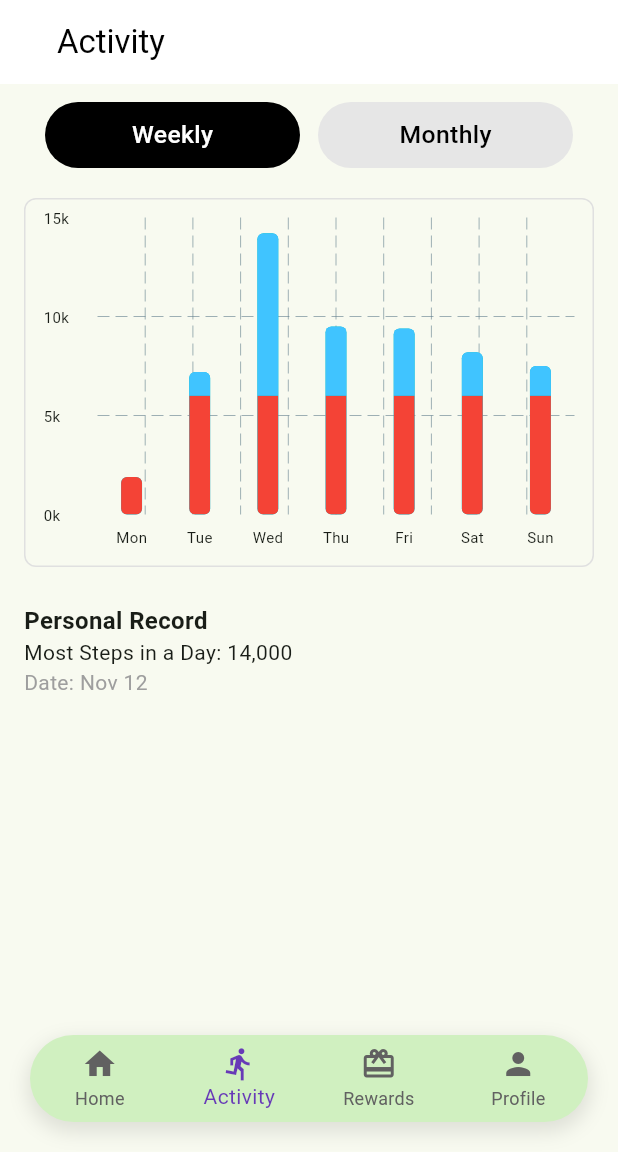
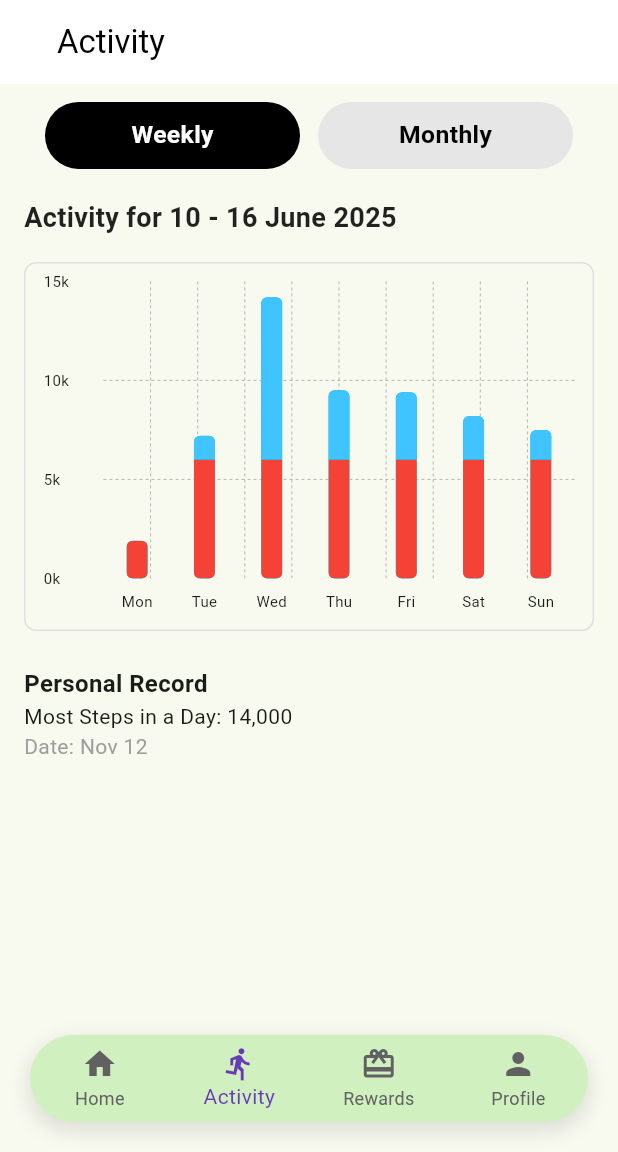
Before and after one commit to AceAsif/Steps4Perks-app, a Flutter app: the screen it shows after launch, item 2 of the bottom bar chosen, on a phone screen of 412 x 824 dp, the part 84-1236 px from its top. Run offline on Flutter 3.47's test engine with Material 3 defaults, Android fonts, the phone set to English and light mode, and no system bars; drawn by our look-alikes of fl_chart; our stand-ins replace syncfusion_flutter_gauges.

Commit message:
Made the activity page responsive.

```diff
--- a/lib/features/step_bar_chart.dart
+++ b/lib/features/step_bar_chart.dart
@@ -4,11 +4,13 @@ import 'package:fl_chart/fl_chart.dart';
 class StepsBarChart extends StatefulWidget {
   final List<String> labels; // Expecting: ['Mon', 'Tue', ..., 'Sun']
   final List<double> stepValues;
+  final String dateRange; // New property for the date range text
 
   const StepsBarChart({
     Key? key,
     required this.labels,
     required this.stepValues,
+    required this.dateRange, // Make it required
   }) : super(key: key);
 
   @override
@@ -18,14 +20,50 @@ class StepsBarChart extends StatefulWidget {
 class _StepsBarChartState extends State<StepsBarChart> {
   @override
   Widget build(BuildContext context) {
-    final maxSteps = widget.stepValues.reduce((a, b) => a > b ? a : b);
-    final maxY = (maxSteps <= 15000 ? 15000 : (maxSteps * 1.2)).clamp(0, 20000).toDouble();
+    // Calculate max steps to determine the Y-axis range
+    final double maxSteps = widget.stepValues.isNotEmpty
+        ? widget.stepValues.reduce((a, b) => a > b ? a : b)
+        : 1000.0; // Default if no step values
+
+    // Determine maxY for the chart.
+    double calculatedMaxY;
+    if (maxSteps < 5000) {
+      calculatedMaxY = 5000;
+    } else if (maxSteps < 10000) {
+      calculatedMaxY = 10000;
+    } else if (maxSteps < 15000) {
+      calculatedMaxY = 15000;
+    } else {
+      // If maxSteps is very high, round up to the nearest 5000 or 10000 multiple
+      calculatedMaxY = (maxSteps * 1.2 / 5000).ceil() * 5000;
+      // Ensure a minimum for very high steps so it's not too cramped
+      if (calculatedMaxY < maxSteps * 1.1) {
+        calculatedMaxY = (maxSteps * 1.1 / 5000).ceil() * 5000;
+      }
+    }
+    final double maxY = calculatedMaxY.clamp(0, 100000).toDouble();
+
+    // Adjust bar width based on number of bars for better spacing in weekly view
+    // For weekly, we generally have 7 bars, so a fixed width of 14 is usually fine.
+    // If you were using this for monthly 'per day' view, you'd make it smaller.
+    const double barWidth = 14;
 
     return Padding(
       padding: const EdgeInsets.symmetric(horizontal: 16.0, vertical: 8.0),
       child: Column(
         crossAxisAlignment: CrossAxisAlignment.start,
         children: [
+          // NEW: Add the date range text here
+          Text(
+            widget.dateRange,
+            style: const TextStyle(
+              fontSize: 18, // Adjust font size as needed
+              fontWeight: FontWeight.bold,
+              color: Colors.black87,
+            ),
+          ),
+          const SizedBox(height: 16), // Add some space below the title
+
           // Container with border and chart
           Container(
             padding: const EdgeInsets.all(12),
@@ -44,6 +82,7 @@ class _StepsBarChartState extends State<StepsBarChart> {
                     bottomTitles: AxisTitles(
                       sideTitles: SideTitles(
                         showTitles: true,
+                        reservedSize: 22,
                         getTitlesWidget: (value, meta) {
                           final index = value.toInt();
                           if (index >= 0 && index < widget.labels.length) {
@@ -63,10 +102,13 @@ class _StepsBarChartState extends State<StepsBarChart> {
                     leftTitles: AxisTitles(
                       sideTitles: SideTitles(
                         showTitles: true,
-                        reservedSize: 36,
+                        reservedSize: 40,
                         getTitlesWidget: (value, _) {
+                          if (value == 0) {
+                            return const Text('0k', style: TextStyle(fontSize: 10));
+                          }
                           if (value % 5000 == 0) {
-                            return Text('${(value / 1000).toStringAsFixed(0)}k',
+                            return Text('${(value / 1000).toInt()}k',
                                 style: const TextStyle(fontSize: 10));
                           }
                           return const SizedBox.shrink();
@@ -76,25 +118,57 @@ class _StepsBarChartState extends State<StepsBarChart> {
                     topTitles: AxisTitles(sideTitles: SideTitles(showTitles: false)),
                     rightTitles: AxisTitles(sideTitles: SideTitles(showTitles: false)),
                   ),
-                  gridData: FlGridData(show: true),
+                  gridData: FlGridData(
+                    show: true,
+                    drawVerticalLine: true,
+                    drawHorizontalLine: true,
+                    getDrawingHorizontalLine: (value) {
+                      if (value % 5000 == 0) {
+                        return const FlLine(
+                          color: Colors.grey,
+                          strokeWidth: 0.5,
+                          dashArray: [2, 2],
+                        );
+                      }
+                      return const FlLine(color: Colors.transparent);
+                    },
+                    getDrawingVerticalLine: (value) {
+                      return const FlLine(
+                        color: Colors.grey,
+                        strokeWidth: 0.5,
+                        dashArray: [2, 2],
+                      );
+                    },
+                  ),
                   borderData: FlBorderData(show: false),
                   barGroups: List.generate(widget.stepValues.length, (index) {
                     final value = widget.stepValues[index];
-                    final base = value.clamp(0, 6000).toDouble();
-                    final above = value > 6000 ? value - 6000 : 0;
+                    final double stepGoalThreshold = 6000.0;
+
+                    List<BarChartRodStackItem> rodStackItems = [];
+
+                    if (value <= stepGoalThreshold) {
+                      rodStackItems.add(
+                        BarChartRodStackItem(0, value, Colors.red),
+                      );
+                    } else {
+                      rodStackItems.add(
+                        BarChartRodStackItem(0, stepGoalThreshold, Colors.red),
+                      );
+                      rodStackItems.add(
+                        BarChartRodStackItem(
+                            stepGoalThreshold, value, Colors.lightBlueAccent),
+                      );
+                    }
 
                     return BarChartGroupData(
                       x: index,
                       barRods: [
                         BarChartRodData(
                           toY: value,
-                          width: 14,
+                          width: barWidth,
                           borderRadius: BorderRadius.circular(4),
-                          rodStackItems: [
-                            BarChartRodStackItem(0, base, Colors.red),
-                            if (above > 0)
-                              BarChartRodStackItem(base, value, Colors.lightBlueAccent),
-                          ],
+                          rodStackItems: rodStackItems,
                         ),
                       ],
                     );
--- a/lib/view/activitypage.dart
+++ b/lib/view/activitypage.dart
@@ -25,14 +25,11 @@ class _ActivityPageState extends State<ActivityPage> {
         foregroundColor: Colors.black,
         elevation: 0,
       ),
-      body: Column(
+      body: SingleChildScrollView(
+        child: Column(
           children: [
-          // Tab Buttons
             Padding(
-            padding: const EdgeInsets.symmetric(
-              horizontal: 30.0,
-              vertical: 12.0,
-            ),
+              padding: const EdgeInsets.symmetric(horizontal: 30.0, vertical: 12.0),
               child: Row(
                 children: [
                   _buildTabButton("Weekly", 0, screenWidth),
@@ -41,23 +38,20 @@ class _ActivityPageState extends State<ActivityPage> {
                 ],
               ),
             ),
-
-          // Content Based on Selected Tab
-          Expanded(
-            child:
+            // Chart and Data
             selectedTabIndex == 0
-                    // This one is for the weekly bar chart
                 ? StepsBarChart(
                     labels: ['Mon', 'Tue', 'Wed', 'Thu', 'Fri', 'Sat', 'Sun'],
                     stepValues: [1900, 7200, 14200, 9500, 9400, 8200, 7500],
+                    dateRange: 'Activity for 10 - 16 June 2025',
                   )
-                    // This one is for the monthly bar chart
                 : StepsBarChart(
-                      labels: ['Jan', 'Feb', 'Mar', 'Apr', 'May', 'Jun', 'Jul', 'Aug', 'Sep', 'Oct', 'Nov', 'Dec'],
+                    labels: ['1-7', '8-14', '15-21', '22-28', '29-31'],
                     stepValues: [5800, 6200, 7000, 8500, 9100],
-                    )
+                    dateRange: 'Activity for June 2025',
                   ),
           ],
+        ),
       ),
     );
   }
@@ -73,12 +67,9 @@ class _ActivityPageState extends State<ActivityPage> {
           });
         },
         child: Container(
-          padding: const EdgeInsets.symmetric(vertical: 10),
+          padding: EdgeInsets.symmetric(vertical: screenWidth * 0.025),
           decoration: BoxDecoration(
-            color:
-                isSelected
-                    ? Colors.black
-                    : const Color.fromARGB(255, 230, 230, 230),
+            color: isSelected ? Colors.black : const Color(0xFFE6E6E6),
             borderRadius: BorderRadius.circular(25),
           ),
           child: Center(
@@ -86,7 +77,7 @@ class _ActivityPageState extends State<ActivityPage> {
               label,
               style: TextStyle(
                 color: isSelected ? Colors.white : Colors.black,
-                fontWeight: FontWeight.w500,
+                fontWeight: FontWeight.w600,
                 fontSize: screenWidth * 0.04,
               ),
             ),
```
Lines whose indentation alone changed are shown as unchanged.
